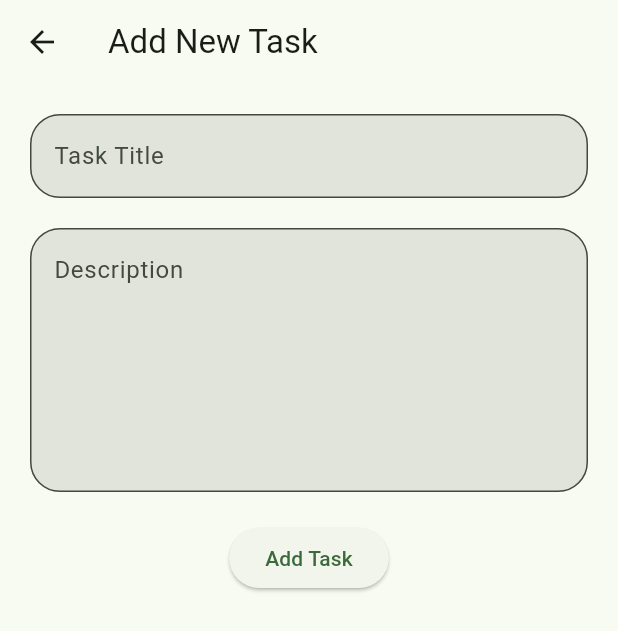
After one commit to aladadev/AwesomeToDo, a Flutter app: the screen it shows after launch, after a tap on the "add" icon, on a phone screen of 412 x 824 dp. The commit adds this screen. Shown: the top 631 px of the screen. Run offline on Flutter 3.47's test engine with Material 3 defaults, Android fonts, the light colour scheme and no system bars; our stand-ins replace google_fonts, sqflite; accounts and stored records are empty; network calls fail.

Commit message:
experiment with sqlite

```diff
--- /dev/null
+++ b/awesome_todo/lib/database/todojson_model.dart
@@ -0,0 +1,46 @@
+import 'dart:convert';
+
+ToDo toDoFromJson(String str) => ToDo.fromJson(json.decode(str));
+
+String toDoToJson(ToDo data) => json.encode(data.toJson());
+
+class ToDo {
+  final int? todoId;
+  final String title;
+  final String content;
+  final bool isCompleted;
+
+  ToDo({
+    this.todoId,
+    required this.title,
+    required this.content,
+    required this.isCompleted,
+  });
+
+  ToDo copyWith({
+    int? todoId,
+    String? title,
+    String? content,
+    bool? isCompleted,
+  }) =>
+      ToDo(
+        todoId: todoId ?? this.todoId,
+        title: title ?? this.title,
+        content: content ?? this.content,
+        isCompleted: isCompleted ?? this.isCompleted,
+      );
+
+  factory ToDo.fromJson(Map<String, dynamic> json) => ToDo(
+        todoId: json["todoId"],
+        title: json["title"],
+        content: json["content"],
+        isCompleted: json["isCompleted"] == 1,
+      );
+
+  Map<String, dynamic> toJson() => {
+        "todoId": todoId,
+        "title": title,
+        "content": content,
+        "isCompleted": isCompleted,
+      };
+}
--- a/awesome_todo/lib/main.dart
+++ b/awesome_todo/lib/main.dart
@@ -1,6 +1,7 @@
+import 'package:awesome_todo/provider/provider_db.dart';
 import 'package:awesome_todo/views/homepage.dart';
-import 'package:awesome_todo/views/onboarding.dart';
 import 'package:flutter/material.dart';
+import 'package:provider/provider.dart';
 
 void main() {
   runApp(const MyApp());
@@ -12,33 +13,21 @@ class MyApp extends StatelessWidget {
   // This widget is the root of your application.
   @override
   Widget build(BuildContext context) {
-    return MaterialApp(
+    return ChangeNotifierProvider(
+      create: (context) => DatabaseProvider(),
+      child: MaterialApp(
         debugShowCheckedModeBanner: false,
         title: 'Flutter Demo',
         theme: ThemeData(
-        // This is the theme of your application.
-        //
-        // TRY THIS: Try running your application with "flutter run". You'll see
-        // the application has a purple toolbar. Then, without quitting the app,
-        // try changing the seedColor in the colorScheme below to Colors.green
-        // and then invoke "hot reload" (save your changes or press the "hot
-        // reload" button in a Flutter-supported IDE, or press "r" if you used
-        // the command line to start the app).
-        //
-        // Notice that the counter didn't reset back to zero; the application
-        // state is not lost during the reload. To reset the state, use hot
-        // restart instead.
-        //
-        // This works for code too, not just values: Most code changes can be
-        // tested with just a hot reload.
           colorScheme: ColorScheme.fromSeed(
               seedColor: Colors.green,
-            background: Colors.blue,
+              background: const Color.fromARGB(237, 248, 242, 242),
               error: Colors.red,
               onTertiary: Colors.orange),
           useMaterial3: true,
         ),
         home: const HomePage(),
+      ),
     );
   }
 }
--- /dev/null
+++ b/awesome_todo/lib/views/add_todo.dart
@@ -0,0 +1,70 @@
+import 'package:awesome_todo/database/todojson_model.dart';
+import 'package:awesome_todo/provider/provider_db.dart';
+import 'package:flutter/material.dart';
+import 'package:provider/provider.dart';
+
+class AddTodo extends StatelessWidget {
+  const AddTodo({super.key});
+
+  @override
+  Widget build(BuildContext context) {
+    final databaseProvider =
+        Provider.of<DatabaseProvider>(context, listen: false);
+
+    final TextEditingController title = TextEditingController();
+
+    final TextEditingController content = TextEditingController();
+    return Scaffold(
+      appBar: AppBar(
+        title: const Text('Add New Task'),
+      ),
+      body: Padding(
+        padding: const EdgeInsets.all(20.0),
+        child: Column(
+          children: [
+            TextFormField(
+              controller: title,
+              decoration: InputDecoration(
+                hintText: 'Task Title',
+                filled: true,
+                border: OutlineInputBorder(
+                  borderRadius: BorderRadius.circular(20),
+                  borderSide: const BorderSide(),
+                ),
+              ),
+            ),
+            const SizedBox(
+              height: 20,
+            ),
+            TextFormField(
+              maxLines: 6,
+              controller: content,
+              decoration: InputDecoration(
+                hintText: 'Description',
+                filled: true,
+                border: OutlineInputBorder(
+                  borderRadius: BorderRadius.circular(20),
+                  borderSide: const BorderSide(),
+                ),
+              ),
+            ),
+            const SizedBox(
+              height: 20,
+            ),
+            ElevatedButton(
+              onPressed: () {
+                databaseProvider
+                    .addToDo(ToDo(
+                        title: title.text,
+                        content: content.text,
+                        isCompleted: false))
+                    .whenComplete(() => Navigator.pop(context));
+              },
+              child: const Text('Add Task'),
+            ),
+          ],
+        ),
+      ),
+    );
+  }
+}
--- a/awesome_todo/lib/views/homepage.dart
+++ b/awesome_todo/lib/views/homepage.dart
@@ -1,5 +1,6 @@
 import 'package:awesome_todo/components/back_decoration.dart';
 import 'package:awesome_todo/components/top_body.dart';
+import 'package:awesome_todo/views/tasklist_view.dart';
 import 'package:flutter/material.dart';
 
 class HomePage extends StatelessWidget {
@@ -18,6 +19,7 @@ class HomePage extends StatelessWidget {
                 crossAxisAlignment: CrossAxisAlignment.start,
                 children: [
                   TopBody(),
+                  Expanded(child: TaskListView()),
                 ],
               ),
             ),
--- /dev/null
+++ b/awesome_todo/lib/views/tasklist_view.dart
@@ -0,0 +1,40 @@
+import 'package:awesome_todo/provider/provider_db.dart';
+import 'package:awesome_todo/views/add_todo.dart';
+import 'package:flutter/material.dart';
+import 'package:provider/provider.dart';
+
+class TaskListView extends StatelessWidget {
+  const TaskListView({super.key});
+
+  @override
+  Widget build(BuildContext context) {
+    return Consumer<DatabaseProvider>(
+      builder: (context, value, child) {
+        return Scaffold(
+          floatingActionButton: FloatingActionButton(
+            onPressed: () {
+              Navigator.push(
+                context,
+                MaterialPageRoute(
+                  builder: (context) => const AddTodo(),
+                ),
+              );
+            },
+            child: const Icon(Icons.add),
+          ),
+          backgroundColor: Colors.transparent,
+          body: value.todo.isEmpty
+              ? const Center(
+                  child: Text('No Task Has Been added'),
+                )
+              : ListView.builder(
+                  itemCount: value.todo.length,
+                  itemBuilder: (context, index) {
+                    return null;
+                  },
+                ),
+        );
+      },
+    );
+  }
+}
--- a/awesome_todo/pubspec.yaml
+++ b/awesome_todo/pubspec.yaml
@@ -36,6 +36,9 @@ dependencies:
   # Use with the CupertinoIcons class for iOS style icons.
   cupertino_icons: ^1.0.2
   google_fonts: ^6.1.0
+  sqflite: ^2.3.3+1
+  provider: ^6.1.2
+  path_provider: ^2.1.3
 
 dev_dependencies:
   flutter_test:
```
Also changed, not shown: awesome_todo/lib/database/db_helper.dart (added, +66 -0 lines), awesome_todo/lib/provider/provider_db.dart (added, +43 -0 lines), 1 other file. Lines whose indentation alone changed are shown as unchanged.
